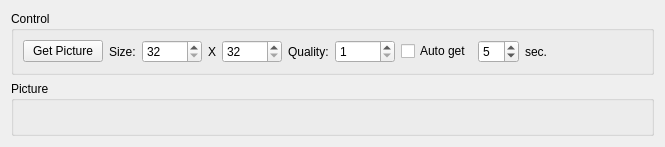
The window that software/DesktopClient/DesktopClient/Forms/PictureViewForm.ui (ddomurad/mibot) describes before a commit, drawn with Qt 5.
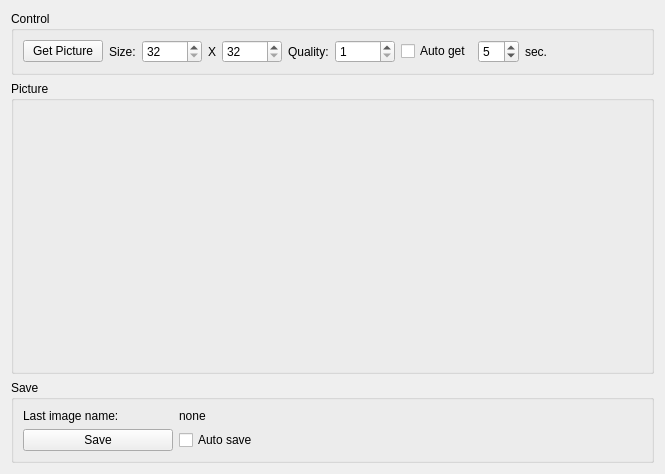
The same window after the commit.

Patch:
```diff
--- a/software/DesktopClient/DesktopClient/Forms/PictureViewForm.ui
+++ b/software/DesktopClient/DesktopClient/Forms/PictureViewForm.ui
@@ -7,7 +7,7 @@
     <x>0</x>
     <y>0</y>
     <width>665</width>
-    <height>137</height>
+    <height>474</height>
    </rect>
   </property>
   <property name="windowTitle">
@@ -185,6 +185,62 @@
        <widget class="QLabel" name="picture">
         <property name="text">
          <string/>
+        </property>
+       </widget>
+      </item>
+      <item row="0" column="1">
+       <spacer name="verticalSpacer">
+        <property name="orientation">
+         <enum>Qt::Vertical</enum>
+        </property>
+        <property name="sizeHint" stdset="0">
+         <size>
+          <width>20</width>
+          <height>40</height>
+         </size>
+        </property>
+       </spacer>
+      </item>
+     </layout>
+    </widget>
+   </item>
+   <item>
+    <widget class="QGroupBox" name="groupBox_3">
+     <property name="title">
+      <string>Save</string>
+     </property>
+     <layout class="QGridLayout" name="gridLayout_2">
+      <item row="4" column="0">
+       <widget class="QPushButton" name="pushButton_save">
+        <property name="maximumSize">
+         <size>
+          <width>3123123</width>
+          <height>16777215</height>
+         </size>
+        </property>
+        <property name="text">
+         <string>Save</string>
+        </property>
+       </widget>
+      </item>
+      <item row="1" column="0">
+       <widget class="QLabel" name="label_6">
+        <property name="text">
+         <string>Last image name:</string>
+        </property>
+       </widget>
+      </item>
+      <item row="1" column="1" colspan="3">
+       <widget class="QLabel" name="label_last_name">
+        <property name="text">
+         <string>none</string>
+        </property>
+       </widget>
+      </item>
+      <item row="4" column="1" colspan="3">
+       <widget class="QCheckBox" name="checkBox_auto_save">
+        <property name="text">
+         <string>Auto save</string>
         </property>
        </widget>
       </item>
```
